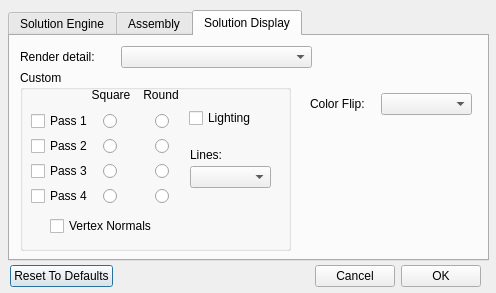
This is src/OptionsDlg.ui in shooshx/happysolver as Qt 5 draws it before an edit. The edited form follows.
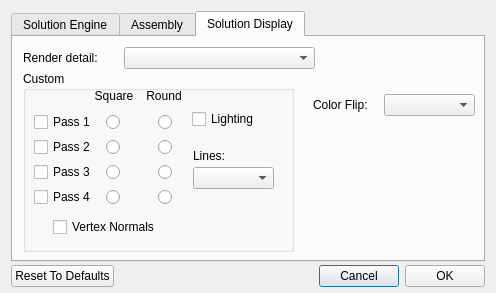
This is the edited form. The open tabs and pages were chosen to show the change. Icons and pictures are not drawn.

Diff of the .ui file:
```diff
--- a/src/OptionsDlg.ui
+++ b/src/OptionsDlg.ui
@@ -9,14 +9,6 @@
     <height>293</height>
    </rect>
   </property>
-  <property name="sizePolicy" >
-   <sizepolicy>
-    <hsizetype>0</hsizetype>
-    <vsizetype>0</vsizetype>
-    <horstretch>0</horstretch>
-    <verstretch>0</verstretch>
-   </sizepolicy>
-  </property>
   <property name="windowTitle" >
    <string>Options</string>
   </property>
@@ -26,67 +18,15 @@
   <property name="modal" >
    <bool>true</bool>
   </property>
-  <widget class="QWidget" name="layoutWidget" >
-   <property name="geometry" >
-    <rect>
-     <x>10</x>
-     <y>260</y>
-     <width>471</width>
-     <height>33</height>
-    </rect>
-   </property>
-   <layout class="QHBoxLayout" >
-    <property name="margin" >
-     <number>0</number>
-    </property>
+  <layout class="QVBoxLayout" name="verticalLayout" >
     <property name="spacing" >
+    <number>3</number>
+   </property>
+   <property name="bottomMargin" >
      <number>6</number>
     </property>
     <item>
-     <widget class="QPushButton" name="defaultsButton" >
-      <property name="text" >
-       <string>Reset To Defaults</string>
-      </property>
-     </widget>
-    </item>
-    <item>
-     <spacer>
-      <property name="orientation" >
-       <enum>Qt::Horizontal</enum>
-      </property>
-      <property name="sizeHint" >
-       <size>
-        <width>131</width>
-        <height>31</height>
-       </size>
-      </property>
-     </spacer>
-    </item>
-    <item>
-     <widget class="QPushButton" name="cancelButton" >
-      <property name="text" >
-       <string>Cancel</string>
-      </property>
-     </widget>
-    </item>
-    <item>
-     <widget class="QPushButton" name="okButton" >
-      <property name="text" >
-       <string>OK</string>
-      </property>
-     </widget>
-    </item>
-   </layout>
-  </widget>
   <widget class="QTabWidget" name="TabWidget" >
-   <property name="geometry" >
-    <rect>
-     <x>8</x>
-     <y>10</y>
-     <width>481</width>
-     <height>251</height>
-    </rect>
-   </property>
    <property name="currentIndex" >
     <number>2</number>
    </property>
@@ -849,7 +789,7 @@
       </rect>
      </property>
     </widget>
-    <widget class="QLabel" name="" >
+      <widget class="QLabel" name="label" >
      <property name="geometry" >
       <rect>
        <x>300</x>
@@ -874,6 +814,55 @@
     </widget>
    </widget>
   </widget>
+   </item>
+   <item>
+    <layout class="QHBoxLayout" >
+     <property name="spacing" >
+      <number>6</number>
+     </property>
+     <property name="margin" >
+      <number>0</number>
+     </property>
+     <item>
+      <widget class="QPushButton" name="defaultsButton" >
+       <property name="text" >
+        <string>Reset To Defaults</string>
+       </property>
+       <property name="autoDefault" >
+        <bool>false</bool>
+       </property>
+      </widget>
+     </item>
+     <item>
+      <spacer name="horizontalSpacer" >
+       <property name="orientation" >
+        <enum>Qt::Horizontal</enum>
+       </property>
+       <property name="sizeHint" stdset="0" >
+        <size>
+         <width>40</width>
+         <height>20</height>
+        </size>
+       </property>
+      </spacer>
+     </item>
+     <item>
+      <widget class="QPushButton" name="cancelButton" >
+       <property name="text" >
+        <string>Cancel</string>
+       </property>
+      </widget>
+     </item>
+     <item>
+      <widget class="QPushButton" name="okButton" >
+       <property name="text" >
+        <string>OK</string>
+       </property>
+      </widget>
+     </item>
+    </layout>
+   </item>
+  </layout>
  </widget>
  <resources>
   <include location="../resources.qrc" />
```
Left out of the diff: 18 changed lines with no effect on the pictures. Lines whose indentation alone changed are shown as unchanged.
